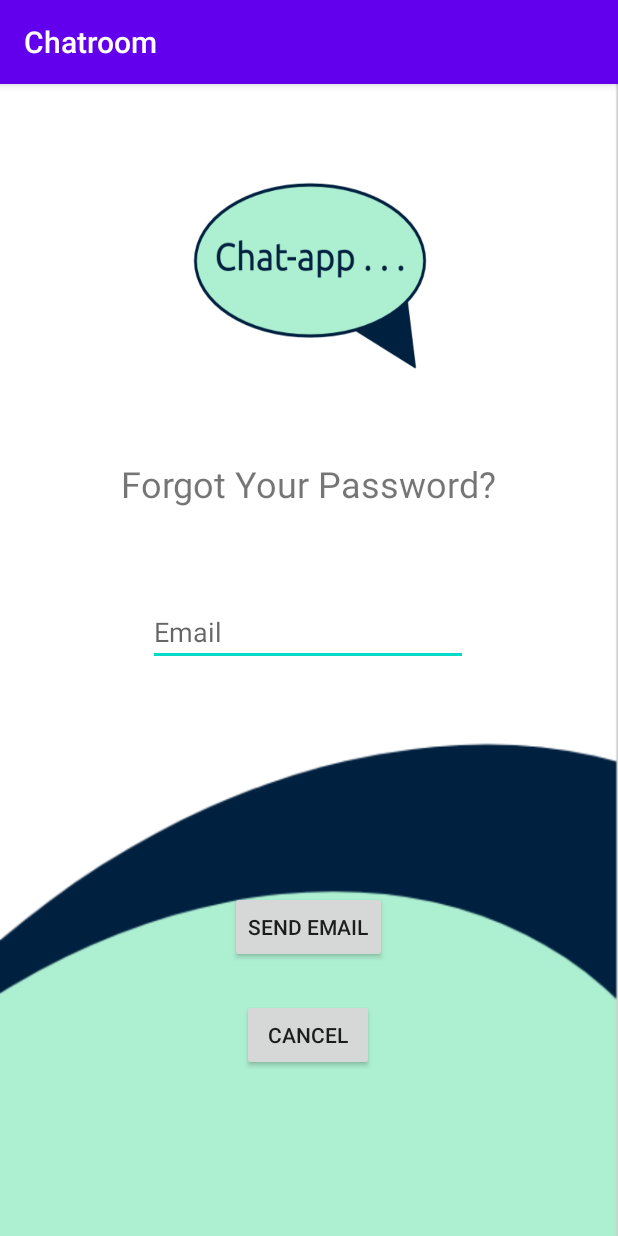
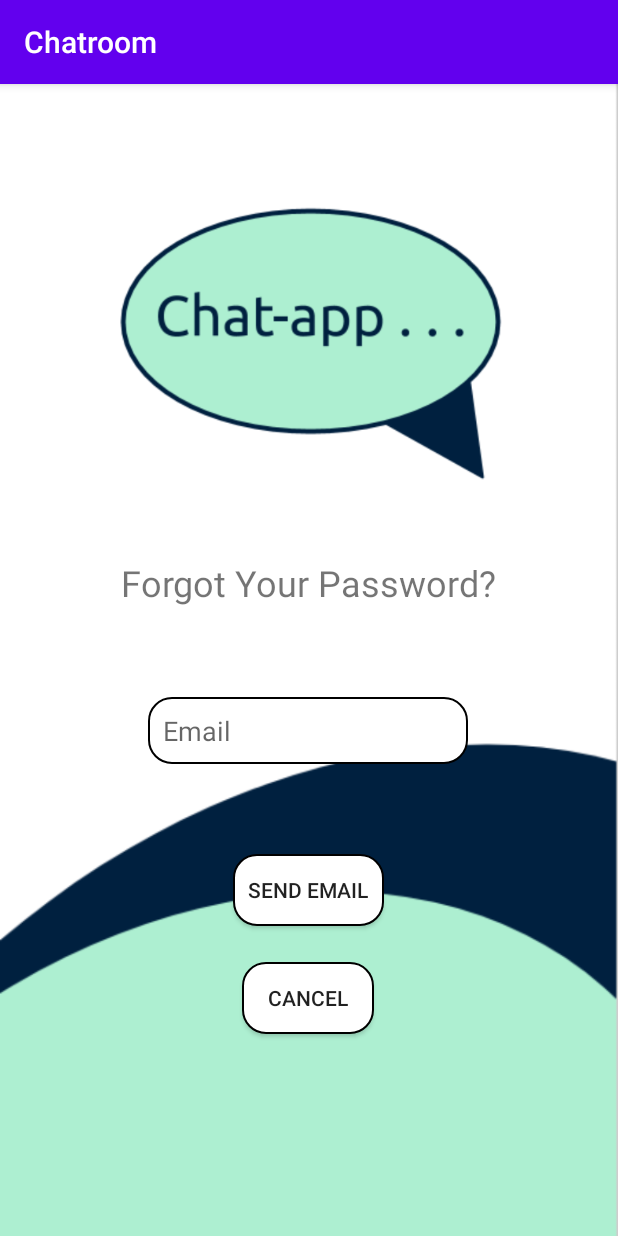
Before and after one commit to pushpdeep-gangrade/Chatroom, an Android app: the ForgotPasswordActivity screen opened directly, with no data from a screen before it, on a phone screen of 412 x 824 dp. Run offline under Robolectric (Android 15) with nearby library versions, the phone set to English and light mode, and no system bars; our stand-ins replace Firebase (no records; nobody signed in at launch, a user with empty details on screens opened directly).

Commit message:
Implemented view other user's profiles. Can view another user's profile by clicking on the user in the Users list. Also updated the UI for Forgot Password and changed the User object class (com.example.chatroom.data.model.User)

```diff
--- a/app/src/main/res/layout/activity_forgot_password.xml
+++ b/app/src/main/res/layout/activity_forgot_password.xml
@@ -12,7 +12,6 @@
         android:id="@+id/textView2"
         android:layout_width="wrap_content"
         android:layout_height="wrap_content"
-        android:layout_marginTop="36dp"
         android:text="@string/forgot_your_password"
         android:textSize="24sp"
         app:layout_constraintEnd_toEndOf="parent"
@@ -27,7 +26,10 @@
         android:layout_marginTop="60dp"
         android:ems="10"
         android:hint="@string/prompt_email"
-        android:inputType="textPersonName"
+        android:background="@drawable/rounded_edittext"
+        android:inputType="textEmailAddress"
+        android:padding="10dip"
+        android:selectAllOnFocus="true"
         app:layout_constraintEnd_toEndOf="parent"
         app:layout_constraintHorizontal_bias="0.497"
         app:layout_constraintStart_toStartOf="parent"
@@ -37,7 +39,9 @@
         android:id="@+id/forgotPassword_sendEmailButton"
         android:layout_width="wrap_content"
         android:layout_height="wrap_content"
-        android:layout_marginTop="150dp"
+        android:layout_marginTop="60dp"
+        android:background="@drawable/rounded_edittext"
+        android:padding="10dip"
         android:text="@string/action_send_email"
         app:layout_constraintEnd_toEndOf="parent"
         app:layout_constraintHorizontal_bias="0.498"
@@ -50,6 +54,9 @@
         android:layout_height="wrap_content"
         android:layout_marginTop="24dp"
         android:layout_marginBottom="24dp"
+        android:background="@drawable/rounded_edittext"
+        android:layout_gravity="start"
+        android:padding="10dip"
         android:text="@string/action_cancel"
         app:layout_constraintBottom_toBottomOf="parent"
         app:layout_constraintEnd_toEndOf="parent"
@@ -60,10 +67,11 @@
 
     <ImageView
         android:id="@+id/imageView2"
-        android:layout_width="220dp"
-        android:layout_height="182dp"
-        android:layout_marginTop="16dp"
-        android:scaleType="fitXY"
+        android:layout_width="360dp"
+        android:layout_height="300dp"
+        android:layout_marginStart="24dp"
+        android:layout_marginEnd="24dp"
+        android:contentDescription="@string/logo_description"
         app:layout_constraintEnd_toEndOf="parent"
         app:layout_constraintStart_toStartOf="parent"
         app:layout_constraintTop_toTopOf="parent"
```
Also changed, not shown: app/src/main/java/com/example/chatroom/data/model/User.kt (+6 -2 lines), app/src/main/java/com/example/chatroom/ui/ui/profile/ProfileFragment.kt (+22 -1 lines), app/src/main/java/com/example/chatroom/ui/ui/users/UsersFragment.kt (+13 -0 lines), app/src/main/res/navigation/mobile_navigation.xml (+10 -1 lines).
